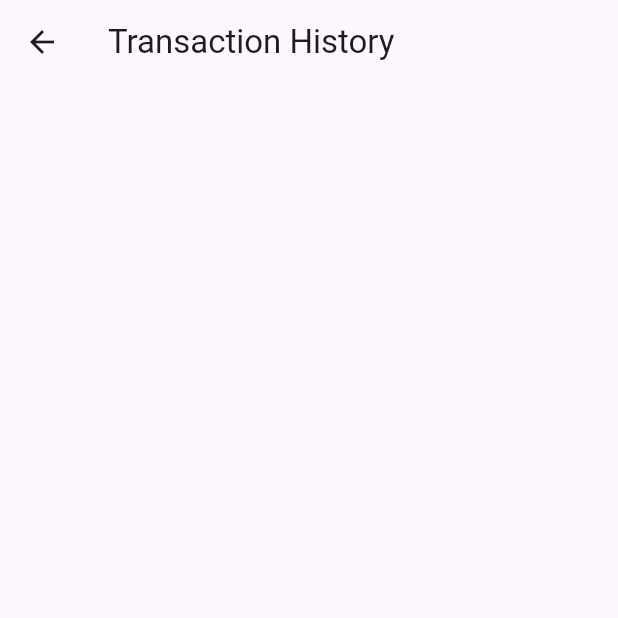
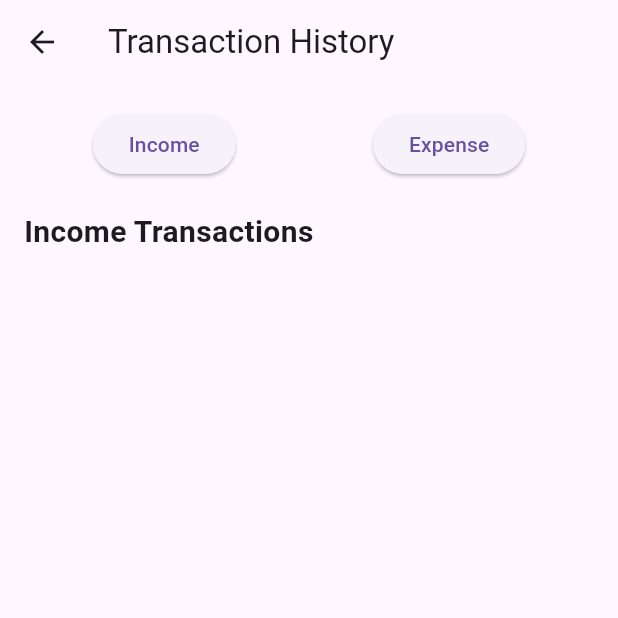
Before and after one commit to Demo7Vlizer/Expense-Tracker.., a Flutter app: the HomePage screen opened directly, after a tap on "View Transaction History", on a phone screen of 412 x 824 dp, the top half of it. Run offline on Flutter 3.47's test engine with Material 3 defaults, Android fonts, the phone set to English and light mode, and no system bars; our stand-ins replace fl_chart, shared_preferences; accounts and stored records are empty.

Commit message:
adding and making more functional and simple and clean

```diff
--- a/lib/models/expense_model.dart
+++ b/lib/models/expense_model.dart
@@ -4,9 +4,26 @@ class Expense {
   final String category;
   final DateTime date;
 
-  Expense(
-      {required this.title,
-      required this.amount,
-      required this.category,
-      required this.date});
+  Expense({
+    required this.title,
+    required this.amount,
+    required this.category,
+    required this.date,
+  });
+
+  Map<String, dynamic> toJson() => {
+        'title': title,
+        'amount': amount,
+        'category': category,
+        'date': date.toIso8601String(),
+      };
+
+  static Expense fromJson(Map<String, dynamic> json) {
+    return Expense(
+      title: json['title'],
+      amount: json['amount'],
+      category: json['category'],
+      date: DateTime.parse(json['date']),
+    );
+  }
 }
--- a/lib/models/income_model.dart
+++ b/lib/models/income_model.dart
@@ -4,9 +4,26 @@ class Income {
   final String category;
   final DateTime date;
 
-  Income(
-      {required this.title,
-      required this.amount,
-      required this.category,
-      required this.date});
+  Income({
+    required this.title,
+    required this.amount,
+    required this.category,
+    required this.date,
+  });
+
+  Map<String, dynamic> toJson() => {
+        'title': title,
+        'amount': amount,
+        'category': category,
+        'date': date.toIso8601String(),
+      };
+
+  static Income fromJson(Map<String, dynamic> json) {
+    return Income(
+      title: json['title'],
+      amount: json['amount'],
+      category: json['category'],
+      date: DateTime.parse(json['date']),
+    );
+  }
 }
--- a/lib/views/home_page.dart
+++ b/lib/views/home_page.dart
@@ -1,5 +1,7 @@
 // lib/views/home_page.dart
+import 'dart:convert';
 import 'package:flutter/material.dart';
+import 'package:shared_preferences/shared_preferences.dart';
 import 'add_income_page.dart';
 import 'add_expense_page.dart';
 import '../services/auth_service.dart';
@@ -17,6 +19,43 @@ class _HomePageState extends State<HomePage> {
   List<Income> incomes = [];
   List<Expense> expenses = [];
 
+  @override
+  void initState() {
+    super.initState();
+    _loadData();
+  }
+
+  Future<void> _loadData() async {
+    final prefs = await SharedPreferences.getInstance();
+    final incomeList = prefs.getStringList('incomes') ?? [];
+    final expenseList = prefs.getStringList('expenses') ?? [];
+
+    print("Loaded Incomes: $incomeList");
+    print("Loaded Expenses: $expenseList");
+
+    setState(() {
+      incomes =
+          incomeList.map((item) => Income.fromJson(jsonDecode(item))).toList();
+      expenses = expenseList
+          .map((item) => Expense.fromJson(jsonDecode(item)))
+          .toList();
+    });
+  }
+
+  Future<void> _saveData() async {
+    final prefs = await SharedPreferences.getInstance();
+    List<String> incomeList =
+        incomes.map((income) => jsonEncode(income.toJson())).toList();
+    List<String> expenseList =
+        expenses.map((expense) => jsonEncode(expense.toJson())).toList();
+
+    print("Saving Incomes: $incomeList");
+    print("Saving Expenses: $expenseList");
+
+    await prefs.setStringList('incomes', incomeList);
+    await prefs.setStringList('expenses', expenseList);
+  }
+
   double get totalIncome => incomes.fold(0, (sum, item) => sum + item.amount);
   double get totalExpense => expenses.fold(0, (sum, item) => sum + item.amount);
   double get remainingBalance => totalIncome - totalExpense;
@@ -25,12 +64,14 @@ class _HomePageState extends State<HomePage> {
     setState(() {
       incomes.add(income);
     });
+    _saveData();
   }
 
   void addExpense(Expense expense) {
     setState(() {
       expenses.add(expense);
     });
+    _saveData();
   }
 
   void _showAddIncomeSheet() {
@@ -122,12 +163,6 @@ class _HomePageState extends State<HomePage> {
               ),
             ),
             SizedBox(height: 20),
-            Expanded(
-              child: TransactionHistoryPage(
-                incomes: incomes,
-                expenses: expenses,
-              ),
-            ),
             // Buttons
             Row(
               mainAxisAlignment: MainAxisAlignment.spaceEvenly,
@@ -146,6 +181,7 @@ class _HomePageState extends State<HomePage> {
             ),
             ElevatedButton(
               onPressed: () {
+                // Navigate to Transaction History
                 Navigator.push(
                   context,
                   MaterialPageRoute(
@@ -161,12 +197,6 @@ class _HomePageState extends State<HomePage> {
           ],
         ),
       ),
-      floatingActionButton: FloatingActionButton(
-        onPressed:
-            _showAddIncomeSheet, // You can also use this for adding expenses
-        child: Icon(Icons.add),
-        tooltip: 'Add Income',
-      ),
     );
   }
 }
--- a/lib/views/transaction_history.dart
+++ b/lib/views/transaction_history.dart
@@ -2,35 +2,96 @@ import 'package:flutter/material.dart';
 import '../models/income_model.dart';
 import '../models/expense_model.dart';
 
-class TransactionHistoryPage extends StatelessWidget {
+class TransactionHistoryPage extends StatefulWidget {
   final List<Income> incomes;
   final List<Expense> expenses;
 
   TransactionHistoryPage({required this.incomes, required this.expenses});
 
   @override
+  _TransactionHistoryPageState createState() => _TransactionHistoryPageState();
+}
+
+class _TransactionHistoryPageState extends State<TransactionHistoryPage> {
+  String selectedFilter = 'Income'; // Default filter
+
+  @override
   Widget build(BuildContext context) {
+    // Filtered transactions based on the selected filter
+    List<Income> filteredIncomes = widget.incomes;
+    List<Expense> filteredExpenses = widget.expenses;
+
     return Scaffold(
       appBar: AppBar(
         title: Text('Transaction History'),
       ),
-      body: ListView.builder(
-        itemCount: incomes.length + expenses.length,
+      body: Padding(
+        padding: const EdgeInsets.all(16.0),
+        child: Column(
+          crossAxisAlignment: CrossAxisAlignment.start,
+          children: [
+            // Filter Control
+            Row(
+              mainAxisAlignment: MainAxisAlignment.spaceAround,
+              children: [
+                ElevatedButton(
+                  onPressed: () {
+                    setState(() {
+                      selectedFilter = 'Income';
+                    });
+                  },
+                  child: Text('Income'),
+                ),
+                ElevatedButton(
+                  onPressed: () {
+                    setState(() {
+                      selectedFilter = 'Expense';
+                    });
+                  },
+                  child: Text('Expense'),
+                ),
+              ],
+            ),
+            SizedBox(height: 20),
+            // Display Transactions based on the selected filter
+            if (selectedFilter == 'Income') ...[
+              Text(
+                'Income Transactions',
+                style: TextStyle(fontSize: 20, fontWeight: FontWeight.bold),
+              ),
+              SizedBox(height: 10),
+              Expanded(
+                child: ListView.builder(
+                  itemCount: filteredIncomes.length,
                   itemBuilder: (context, index) {
-          if (index < incomes.length) {
-            final income = incomes[index];
                     return ListTile(
-              title: Text('Income: ₹${income.amount}'),
-              subtitle: Text(income.date.toString()),
+                      title: Text('Income: ₹${filteredIncomes[index].amount}'),
+                      subtitle: Text(filteredIncomes[index].date.toString()),
                     );
-          } else {
-            final expense = expenses[index - incomes.length];
+                  },
+                ),
+              ),
+            ] else ...[
+              Text(
+                'Expense Transactions',
+                style: TextStyle(fontSize: 20, fontWeight: FontWeight.bold),
+              ),
+              SizedBox(height: 10),
+              Expanded(
+                child: ListView.builder(
+                  itemCount: filteredExpenses.length,
+                  itemBuilder: (context, index) {
                     return ListTile(
-              title: Text('Expense: ₹${expense.amount}'),
-              subtitle: Text(expense.date.toString()),
+                      title:
+                          Text('Expense: ₹${filteredExpenses[index].amount}'),
+                      subtitle: Text(filteredExpenses[index].date.toString()),
                     );
-          }
                   },
+                ),
+              ),
+            ],
+          ],
+        ),
       ),
     );
   }
--- a/lib/widgets/drawer_menu.dart
+++ b/lib/widgets/drawer_menu.dart
@@ -5,6 +5,7 @@ import '../views/expense_page.dart';
 import '../models/income_model.dart';
 import '../models/expense_model.dart';
 import '../views/transaction_history.dart';
+import '../services/auth_service.dart';
 
 class DrawerMenu extends StatelessWidget {
   final Function(Income) onAddIncome;
@@ -85,7 +86,8 @@ class DrawerMenu extends StatelessWidget {
           ListTile(
             title: Text('Logout'),
             onTap: () {
-              // Handle logout
+              AuthService.logout();
+              Navigator.pushReplacementNamed(context, '/');
             },
           ),
         ],
```
Also changed, not shown: flutter_01.png (added). Lines whose indentation alone changed are shown as unchanged.
